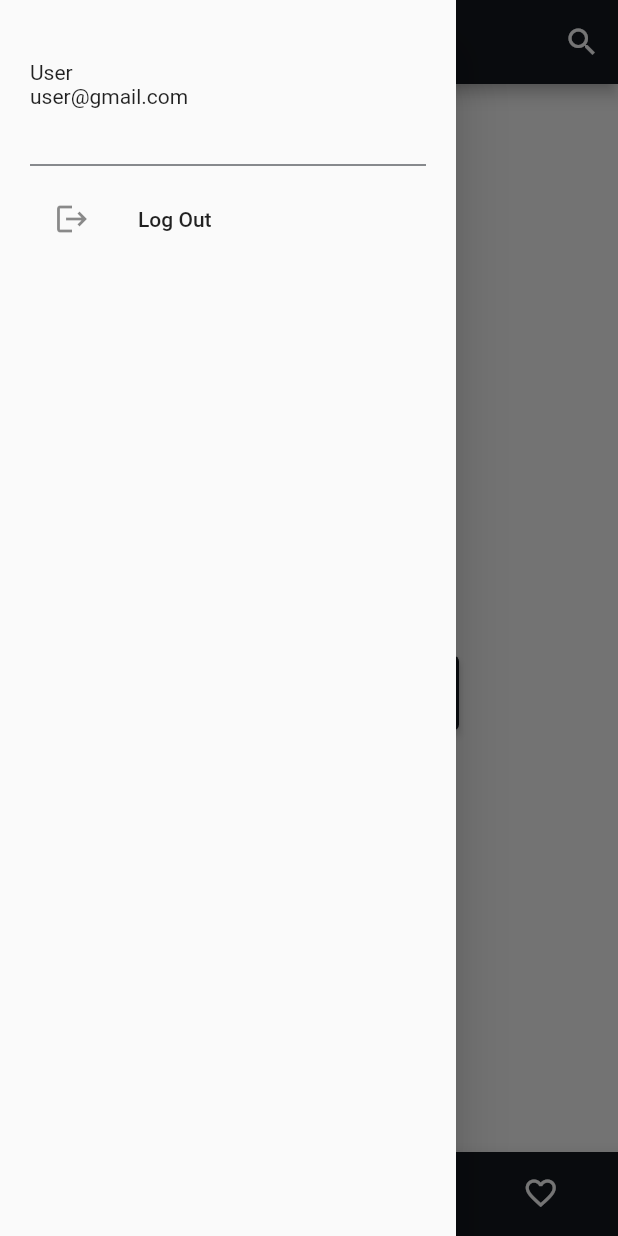
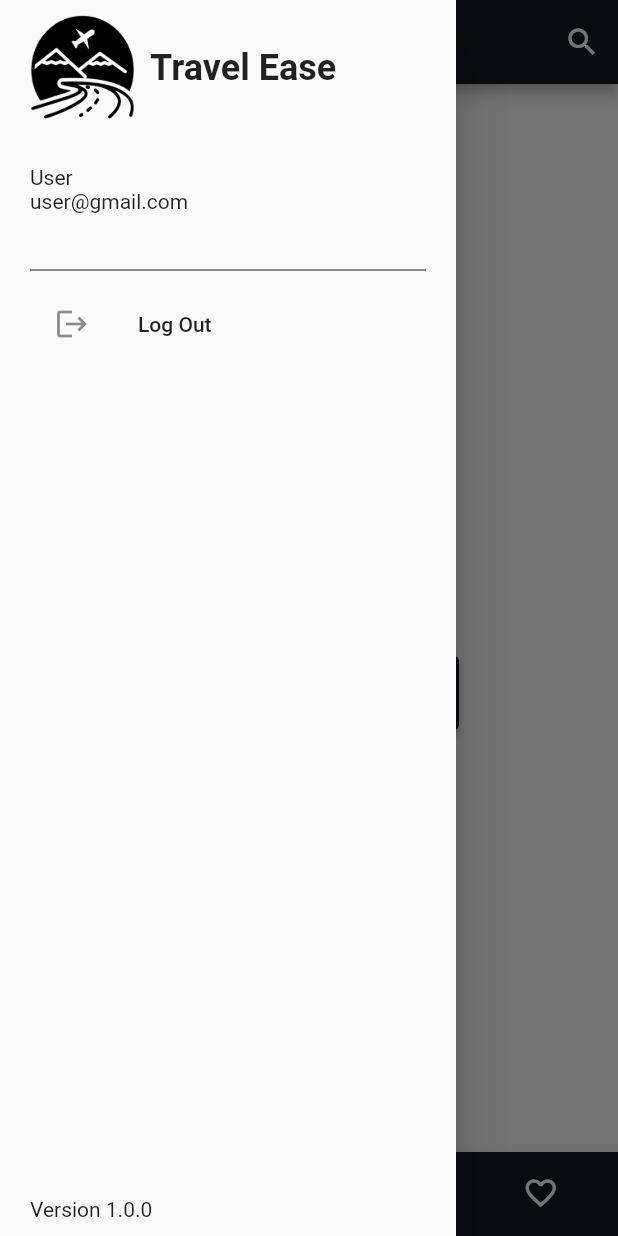
Before and after one commit to syafiqfadli/travel_ease_app, a Flutter app: the AppPage screen opened directly, with the side drawer open, on a phone screen of 412 x 824 dp. Run offline on Flutter 3.47's test engine with Material 2 defaults, Android fonts, the phone set to English and light mode, and no system bars; our stand-ins replace auto_size_text, bloc, dartz, equatable, flutter_bloc, flutter_dotenv and 5 more; missing offline and left inert: google_map_polyline_new; accounts and stored records are empty.

Commit message:
Showed app version

```diff
--- /dev/null
+++ b/lib/src/core/app/presentation/bloc/app_info_cubit.dart
@@ -0,0 +1,20 @@
+import 'package:bloc/bloc.dart';
+import 'package:package_info_plus/package_info_plus.dart';
+
+class AppInfoCubit extends Cubit<PackageInfo> {
+  AppInfoCubit()
+      : super(
+          PackageInfo(
+            appName: 'Travel Ease',
+            packageName: 'com.example.travel_ease_app',
+            version: '1.0.0',
+            buildNumber: '1',
+          ),
+        );
+
+  void getAppInfo() async {
+    PackageInfo packageInfo = await PackageInfo.fromPlatform();
+
+    emit(packageInfo);
+  }
+}
--- a/lib/src/core/core_injector.dart
+++ b/lib/src/core/core_injector.dart
@@ -2,6 +2,7 @@ import 'package:get_it/get_it.dart';
 import 'package:get_storage/get_storage.dart';
 import 'package:travel_ease_app/src/core/app/data/datasources/api_datasource.dart';
 import 'package:travel_ease_app/src/core/app/data/datasources/local_datasource.dart';
+import 'package:travel_ease_app/src/core/app/presentation/bloc/app_info_cubit.dart';
 
 final coreInjector = GetIt.instance;
 
@@ -14,4 +15,9 @@ void coreInit() {
   coreInjector.registerLazySingleton<LocalDataSource>(
     () => LocalDataSourceImpl(storage: GetStorage()),
   );
+
+  //Bloc
+  coreInjector.registerLazySingleton<AppInfoCubit>(
+    () => AppInfoCubit(),
+  );
 }
--- a/lib/src/features/app/core/presentation/pages/app_page.dart
+++ b/lib/src/features/app/core/presentation/pages/app_page.dart
@@ -1,5 +1,7 @@
 import 'package:flutter/material.dart';
 import 'package:flutter_bloc/flutter_bloc.dart';
+import 'package:travel_ease_app/src/core/app/presentation/bloc/app_info_cubit.dart';
+import 'package:travel_ease_app/src/core/core_injector.dart';
 import 'package:travel_ease_app/src/core/utils/constants.dart';
 import 'package:travel_ease_app/src/core/utils/services.dart';
 import 'package:travel_ease_app/src/features/app/app_injector.dart';
@@ -22,6 +24,7 @@ class AppPage extends StatefulWidget {
 }
 
 class _AppPageState extends State<AppPage> {
+  final AppInfoCubit appInfoCubit = coreInjector<AppInfoCubit>();
   final SetPageCubit setPageCubit = SetPageCubit();
   final UserInfoCubit userInfoCubit = appInjector<UserInfoCubit>();
   final LogoutCubit logOutCubit = authInjector<LogoutCubit>();
@@ -34,6 +37,12 @@ class _AppPageState extends State<AppPage> {
   ];
 
   @override
+  void initState() {
+    super.initState();
+    appInfoCubit.getAppInfo();
+  }
+
+  @override
   Widget build(BuildContext context) {
     double safePadding = MediaQuery.of(context).padding.top;
 
@@ -42,6 +51,7 @@ class _AppPageState extends State<AppPage> {
         BlocProvider(create: (context) => setPageCubit),
         BlocProvider.value(value: userInfoCubit),
         BlocProvider.value(value: logOutCubit),
+        BlocProvider.value(value: appInfoCubit),
       ],
       child: BlocListener<UserInfoCubit, UserInfoState>(
         listener: (context, state) async {
--- a/lib/src/features/app/core/presentation/widgets/drawer_item.dart
+++ b/lib/src/features/app/core/presentation/widgets/drawer_item.dart
@@ -1,6 +1,9 @@
 import 'package:flutter/material.dart';
 import 'package:flutter_bloc/flutter_bloc.dart';
+import 'package:package_info_plus/package_info_plus.dart';
+import 'package:travel_ease_app/src/core/app/presentation/bloc/app_info_cubit.dart';
 import 'package:travel_ease_app/src/core/utils/constants.dart';
+import 'package:travel_ease_app/src/core/utils/helpers.dart';
 import 'package:travel_ease_app/src/features/app/core/presentation/bloc/user_info_cubit.dart';
 
 class DrawerItem extends StatelessWidget {
@@ -21,6 +24,22 @@ class DrawerItem extends StatelessWidget {
         crossAxisAlignment: CrossAxisAlignment.start,
         children: [
           SizedBox(height: safePadding + 10),
+          Row(
+            children: [
+              Image.asset(
+                'assets/images/logo.png',
+                height: 70,
+              ),
+              const SizedBox(width: 10),
+              const Text(
+                'Travel Ease',
+                style: TextStyle(
+                  fontSize: 24,
+                  fontWeight: FontWeight.bold,
+                ),
+              ),
+            ],
+          ),
           Padding(
             padding: const EdgeInsets.symmetric(vertical: 30),
             child: BlocBuilder<UserInfoCubit, UserInfoState>(
@@ -32,7 +51,7 @@ class DrawerItem extends StatelessWidget {
                     crossAxisAlignment: CrossAxisAlignment.start,
                     children: [
                       Text(
-                        user.displayName,
+                        StringHelper.capitalizeFirstLetter(user.displayName),
                         style: const TextStyle(
                           fontSize: 20,
                           fontWeight: FontWeight.bold,
@@ -59,6 +78,15 @@ class DrawerItem extends StatelessWidget {
             title: const Text("Log Out"),
             onTap: onLogout,
           ),
+          const Spacer(),
+          Padding(
+            padding: const EdgeInsets.symmetric(vertical: 10),
+            child: BlocBuilder<AppInfoCubit, PackageInfo>(
+              builder: (context, state) {
+                return Text('Version ${state.version}');
+              },
+            ),
+          ),
         ],
       ),
     );
--- a/lib/src/features/app/features/map/presentation/widgets/calculate_result_card.dart
+++ b/lib/src/features/app/features/map/presentation/widgets/calculate_result_card.dart
@@ -1,7 +1,7 @@
 import 'package:auto_size_text/auto_size_text.dart';
 import 'package:flutter/material.dart';
 import 'package:travel_ease_app/src/core/utils/constants.dart';
-import 'package:travel_ease_app/src/core/utils/helper.dart';
+import 'package:travel_ease_app/src/core/utils/helpers.dart';
 import 'package:travel_ease_app/src/features/app/core/domain/entities/place/direction_entity.dart';
 import 'package:travel_ease_app/src/features/app/core/presentation/widgets/column_builder.dart';
 
@@ -44,7 +44,7 @@ class CalculateResultCard extends StatelessWidget {
                 mainAxisAlignment: MainAxisAlignment.center,
                 crossAxisAlignment: CrossAxisAlignment.start,
                 children: [
-                  _totalItem('Cost: ', cost),
+                  _totalItem('Cost/Pax: ', cost),
                   const SizedBox(height: 10),
                   _directionItem(
                     'Total Duration:  ',
--- a/pubspec.yaml
+++ b/pubspec.yaml
@@ -43,6 +43,7 @@ dependencies:
   google_maps_flutter: ^2.5.0
   google_map_polyline_new: ^0.3.0+2
   geolocator: ^10.1.0
+  package_info_plus: ^4.2.0
 
   # The following adds the Cupertino Icons font to your application.
   # Use with the CupertinoIcons class for iOS style icons.
```
Also changed, not shown: lib/src/core/utils/helpers.dart (renamed from lib/src/core/utils/helper.dart, +10 -0 lines), lib/src/features/app/features/map/presentation/bloc/marker_list_cubit.dart (+18 -6 lines), pubspec.lock.
